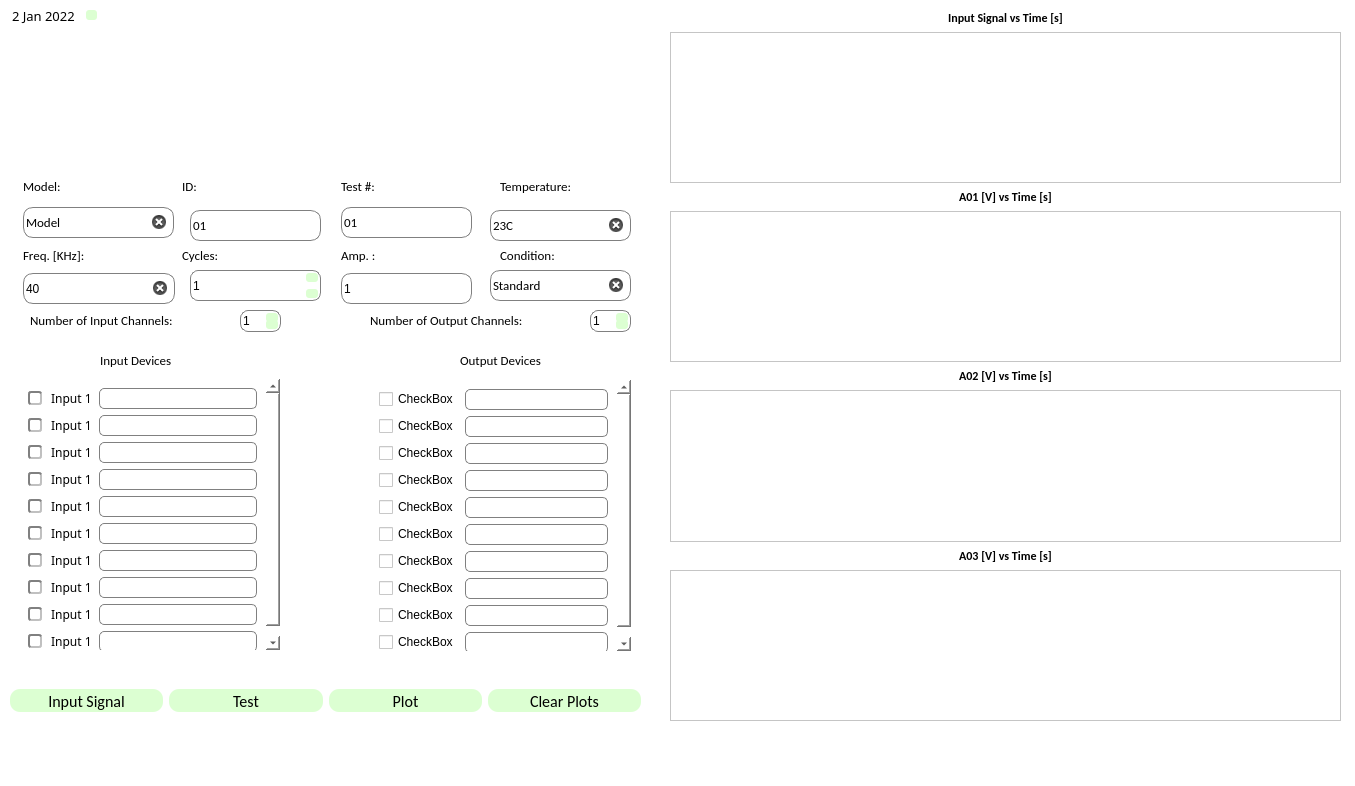
Vast-Horizon/Gamry-NI-Signal-Control, file GamryNISignalCtrlProject/NIProjectUI.ui: the form before one commit.
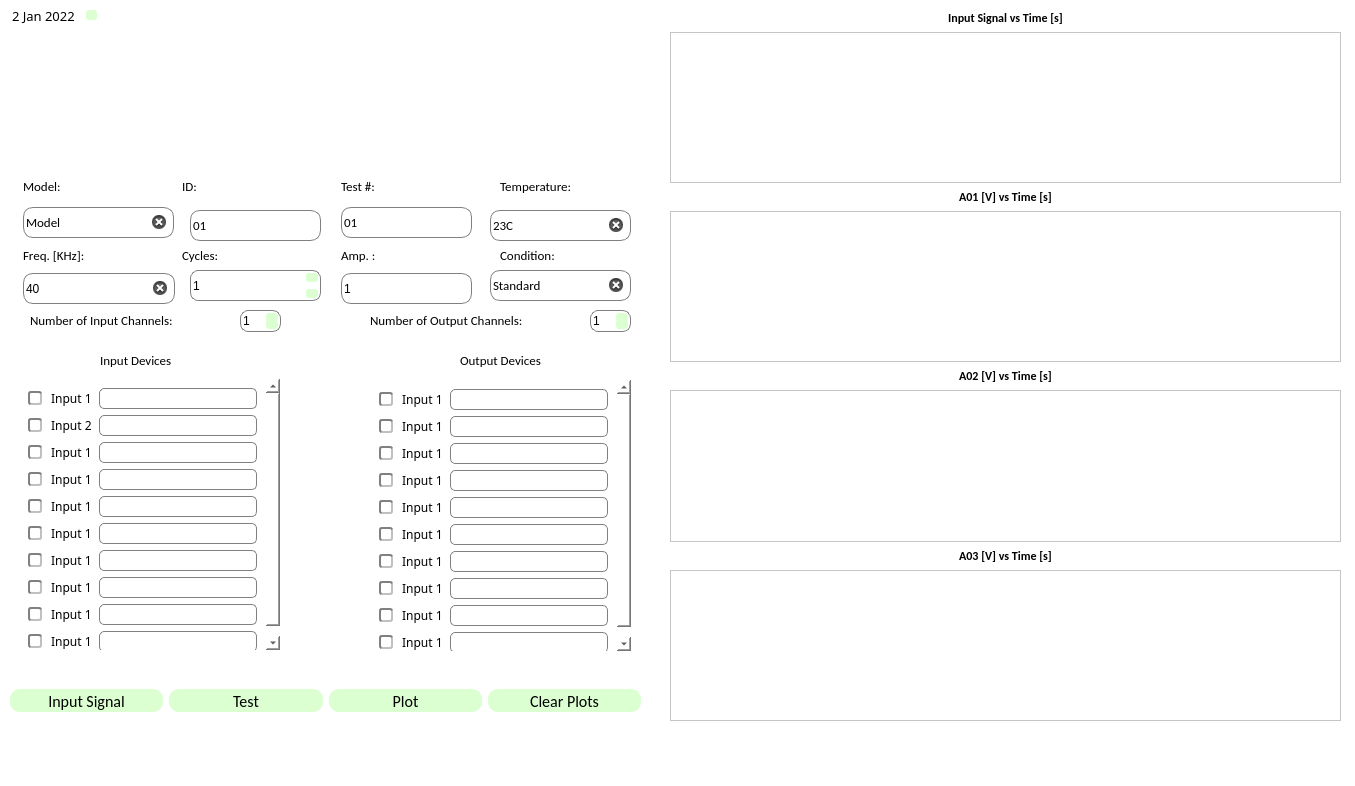
The form after the commit. Icons and pictures are not drawn. Custom widgets are drawn as their Qt base class.

What changed in the file:
```diff
--- a/GamryNISignalCtrlProject/NIProjectUI.ui
+++ b/GamryNISignalCtrlProject/NIProjectUI.ui
@@ -969,7 +969,7 @@
 </string>
           </property>
           <property name="text">
-           <string> Input 1</string>
+           <string> Input 2</string>
           </property>
          </widget>
         </item>
@@ -1256,6 +1256,31 @@
      <layout class="QVBoxLayout" name="verticalLayout_4">
       <item>
        <layout class="QGridLayout" name="gridLayout_4">
+        <item row="9" column="1">
+         <widget class="QLineEdit" name="Outdevname_10">
+          <property name="enabled">
+           <bool>true</bool>
+          </property>
+          <property name="font">
+           <font>
+            <family>Calibri</family>
+            <pointsize>10</pointsize>
+           </font>
+          </property>
+          <property name="styleSheet">
+           <string notr="true">QLineEdit {border: 1px solid gray;border-radius: 5px;}</string>
+          </property>
+          <property name="text">
+           <string/>
+          </property>
+          <property name="maxLength">
+           <number>10</number>
+          </property>
+          <property name="clearButtonEnabled">
+           <bool>true</bool>
+          </property>
+         </widget>
+        </item>
         <item row="1" column="1">
          <widget class="QLineEdit" name="Outdevname_2">
           <property name="enabled">
@@ -1331,69 +1356,6 @@
           </property>
          </widget>
         </item>
-        <item row="3" column="0">
-         <widget class="QCheckBox" name="checkBox_11">
-          <property name="text">
-           <string>CheckBox</string>
-          </property>
-         </widget>
-        </item>
-        <item row="2" column="0">
-         <widget class="QCheckBox" name="checkBox_10">
-          <property name="text">
-           <string>CheckBox</string>
-          </property>
-         </widget>
-        </item>
-        <item row="7" column="0">
-         <widget class="QCheckBox" name="checkBox_12">
-          <property name="text">
-           <string>CheckBox</string>
-          </property>
-         </widget>
-        </item>
-        <item row="0" column="0">
-         <widget class="QCheckBox" name="checkBox_15">
-          <property name="text">
-           <string>CheckBox</string>
-          </property>
-         </widget>
-        </item>
-        <item row="5" column="0">
-         <widget class="QCheckBox" name="checkBox_16">
-          <property name="text">
-           <string>CheckBox</string>
-          </property>
-         </widget>
-        </item>
-        <item row="8" column="0">
-         <widget class="QCheckBox" name="checkBox_13">
-          <property name="text">
-           <string>CheckBox</string>
-          </property>
-         </widget>
-        </item>
-        <item row="1" column="0">
-         <widget class="QCheckBox" name="checkBox_14">
-          <property name="text">
-           <string>CheckBox</string>
-          </property>
-         </widget>
-        </item>
-        <item row="4" column="0">
-         <widget class="QCheckBox" name="checkBox_17">
-          <property name="text">
-           <string>CheckBox</string>
-          </property>
-         </widget>
-        </item>
-        <item row="6" column="0">
-         <widget class="QCheckBox" name="checkBox_18">
-          <property name="text">
-           <string>CheckBox</string>
-          </property>
-         </widget>
-        </item>
         <item row="3" column="1">
          <widget class="QLineEdit" name="Outdevname_4">
           <property name="enabled">
@@ -1544,35 +1506,293 @@
           </property>
          </widget>
         </item>
-        <item row="9" column="1">
-         <widget class="QLineEdit" name="Outdevname_10">
-          <property name="enabled">
-           <bool>true</bool>
+        <item row="0" column="0">
+         <widget class="QCheckBox" name="CheckBox_out_1">
+          <property name="font">
+           <font>
+            <family>Calibri Light</family>
+            <pointsize>9</pointsize>
+           </font>
           </property>
+          <property name="styleSheet">
+           <string notr="true">QCheckBox::indicator {
+    width:  10px;
+    height:  10px;
+    border-radius:  3px;
+}
+QCheckBox::indicator:checked {
+    background-color: rgb(50, 200, 50);
+    border: 2px inset grey;
+}
+QCheckBox::indicator:unchecked {
+    background-color:       white;
+    border:  2px inset grey;
+}
+</string>
+          </property>
+          <property name="text">
+           <string> Input 1</string>
+          </property>
+         </widget>
+        </item>
+        <item row="1" column="0">
+         <widget class="QCheckBox" name="CheckBox_out_2">
           <property name="font">
            <font>
-            <family>Calibri</family>
-            <pointsize>10</pointsize>
+            <family>Calibri Light</family>
+            <pointsize>9</pointsize>
            </font>
           </property>
           <property name="styleSheet">
-           <string notr="true">QLineEdit {border: 1px solid gray;border-radius: 5px;}</string>
+           <string notr="true">QCheckBox::indicator {
+    width:  10px;
+    height:  10px;
+    border-radius:  3px;
+}
+QCheckBox::indicator:checked {
+    background-color: rgb(50, 200, 50);
+    border: 2px inset grey;
+}
+QCheckBox::indicator:unchecked {
+    background-color:       white;
+    border:  2px inset grey;
+}
+</string>
           </property>
           <property name="text">
-           <string/>
+           <string> Input 1</string>
           </property>
-          <property name="maxLength">
-           <number>10</number>
+         </widget>
+        </item>
+        <item row="2" column="0">
+         <widget class="QCheckBox" name="CheckBox_out_3">
+          <property name="font">
+           <font>
+            <family>Calibri Light</family>
+            <pointsize>9</pointsize>
+           </font>
           </property>
-          <property name="clearButtonEnabled">
-           <bool>true</bool>
+          <property name="styleSheet">
+           <string notr="true">QCheckBox::indicator {
+    width:  10px;
+    height:  10px;
+    border-radius:  3px;
+}
+QCheckBox::indicator:checked {
+    background-color: rgb(50, 200, 50);
+    border: 2px inset grey;
+}
+QCheckBox::indicator:unchecked {
+    background-color:       white;
+    border:  2px inset grey;
+}
+</string>
+          </property>
+          <property name="text">
+           <string> Input 1</string>
+          </property>
+         </widget>
+        </item>
+        <item row="3" column="0">
+         <widget class="QCheckBox" name="CheckBox_out_4">
+          <property name="font">
+           <font>
+            <family>Calibri Light</family>
+            <pointsize>9</pointsize>
+           </font>
+          </property>
+          <property name="styleSheet">
+           <string notr="true">QCheckBox::indicator {
+    width:  10px;
+    height:  10px;
+    border-radius:  3px;
+}
+QCheckBox::indicator:checked {
+    background-color: rgb(50, 200, 50);
+    border: 2px inset grey;
+}
+QCheckBox::indicator:unchecked {
+    background-color:       white;
+    border:  2px inset grey;
+}
+</string>
+          </property>
+          <property name="text">
+           <string> Input 1</string>
+          </property>
+         </widget>
+        </item>
+        <item row="4" column="0">
+         <widget class="QCheckBox" name="CheckBox_out_5">
+          <property name="font">
+           <font>
+            <family>Calibri Light</family>
+            <pointsize>9</pointsize>
+           </font>
+          </property>
+          <property name="styleSheet">
+           <string notr="true">QCheckBox::indicator {
+    width:  10px;
+    height:  10px;
+    border-radius:  3px;
+}
+QCheckBox::indicator:checked {
+    background-color: rgb(50, 200, 50);
+    border: 2px inset grey;
+}
+QCheckBox::indicator:unchecked {
+    background-color:       white;
+    border:  2px inset grey;
+}
+</string>
+          </property>
+          <property name="text">
+           <string> Input 1</string>
+          </property>
+         </widget>
+        </item>
+        <item row="5" column="0">
+         <widget class="QCheckBox" name="CheckBox_out_6">
+          <property name="font">
+           <font>
+            <family>Calibri Light</family>
+            <pointsize>9</pointsize>
+           </font>
+          </property>
+          <property name="styleSheet">
+           <string notr="true">QCheckBox::indicator {
+    width:  10px;
+    height:  10px;
+    border-radius:  3px;
+}
+QCheckBox::indicator:checked {
+    background-color: rgb(50, 200, 50);
+    border: 2px inset grey;
+}
+QCheckBox::indicator:unchecked {
+    background-color:       white;
+    border:  2px inset grey;
+}
+</string>
+          </property>
+          <property name="text">
+           <string> Input 1</string>
+          </property>
+         </widget>
+        </item>
+        <item row="6" column="0">
+         <widget class="QCheckBox" name="CheckBox_out_7">
+          <property name="font">
+           <font>
+            <family>Calibri Light</family>
+            <pointsize>9</pointsize>
+           </font>
+          </property>
+          <property name="styleSheet">
+           <string notr="true">QCheckBox::indicator {
+    width:  10px;
+    height:  10px;
+    border-radius:  3px;
+}
+QCheckBox::indicator:checked {
+    background-color: rgb(50, 200, 50);
+    border: 2px inset grey;
+}
+QCheckBox::indicator:unchecked {
+    background-color:       white;
+    border:  2px inset grey;
+}
+</string>
+          </property>
+          <property name="text">
+           <string> Input 1</string>
+          </property>
+         </widget>
+        </item>
+        <item row="7" column="0">
+         <widget class="QCheckBox" name="CheckBox_out_8">
+          <property name="font">
+           <font>
+            <family>Calibri Light</family>
+            <pointsize>9</pointsize>
+           </font>
+          </property>
+          <property name="styleSheet">
+           <string notr="true">QCheckBox::indicator {
+    width:  10px;
+    height:  10px;
+    border-radius:  3px;
+}
+QCheckBox::indicator:checked {
+    background-color: rgb(50, 200, 50);
+    border: 2px inset grey;
+}
+QCheckBox::indicator:unchecked {
+    background-color:       white;
+    border:  2px inset grey;
+}
+</string>
+          </property>
+          <property name="text">
+           <string> Input 1</string>
+          </property>
+         </widget>
+        </item>
+        <item row="8" column="0">
+         <widget class="QCheckBox" name="CheckBox_out_9">
+          <property name="font">
+           <font>
+            <family>Calibri Light</family>
+            <pointsize>9</pointsize>
+           </font>
+          </property>
+          <property name="styleSheet">
+           <string notr="true">QCheckBox::indicator {
+    width:  10px;
+    height:  10px;
+    border-radius:  3px;
+}
+QCheckBox::indicator:checked {
+    background-color: rgb(50, 200, 50);
+    border: 2px inset grey;
+}
+QCheckBox::indicator:unchecked {
+    background-color:       white;
+    border:  2px inset grey;
+}
+</string>
+          </property>
+          <property name="text">
+           <string> Input 1</string>
           </property>
          </widget>
         </item>
         <item row="9" column="0">
-         <widget class="QCheckBox" name="checkBox_20">
+         <widget class="QCheckBox" name="CheckBox_out_10">
+          <property name="font">
+           <font>
+            <family>Calibri Light</family>
+            <pointsize>9</pointsize>
+           </font>
+          </property>
+          <property name="styleSheet">
+           <string notr="true">QCheckBox::indicator {
+    width:  10px;
+    height:  10px;
+    border-radius:  3px;
+}
+QCheckBox::indicator:checked {
+    background-color: rgb(50, 200, 50);
+    border: 2px inset grey;
+}
+QCheckBox::indicator:unchecked {
+    background-color:       white;
+    border:  2px inset grey;
+}
+</string>
+          </property>
           <property name="text">
-           <string>CheckBox</string>
+           <string> Input 1</string>
           </property>
          </widget>
         </item>
```
